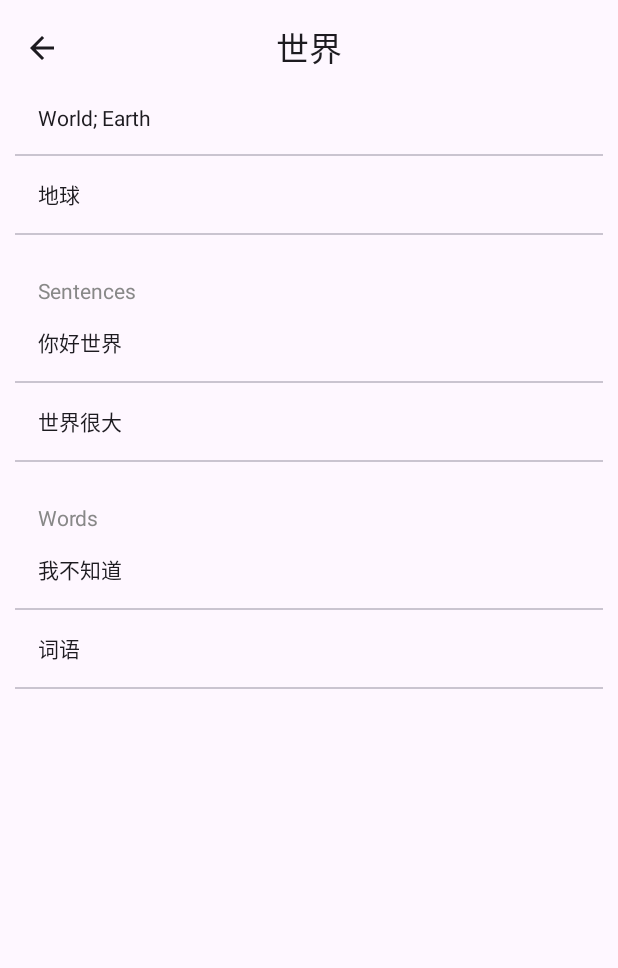
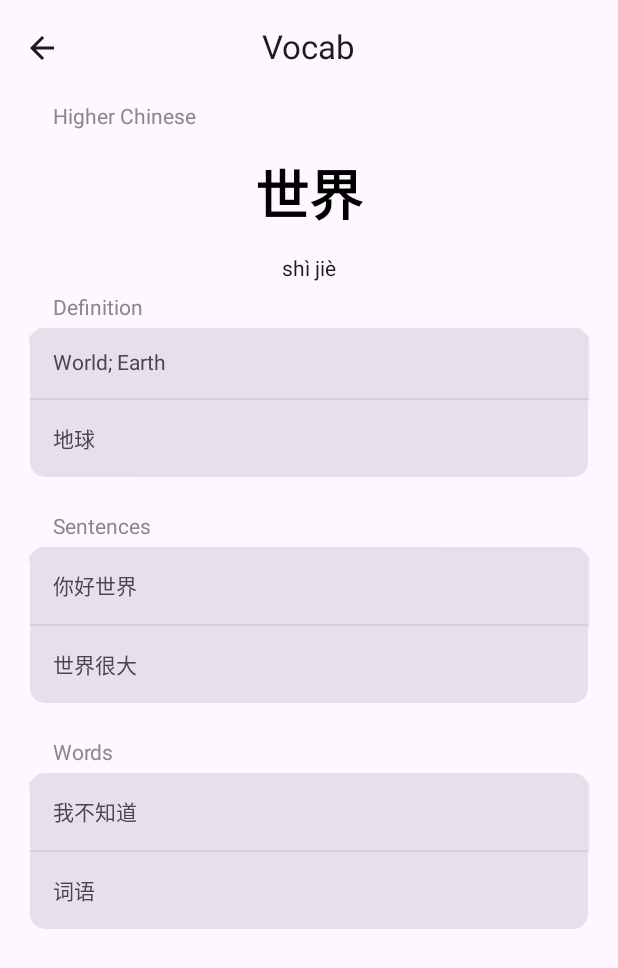
Before and after one commit to KaiTheRedNinja/Sturrel-Android, an Android app built with Jetpack Compose: the @Preview function VocabDetailViewPreviews, on a phone screen of 412 x 824 dp. Shown: the top 968 px of the screen. Run offline under Robolectric (Android 15) with nearby library versions, the phone set to English and light mode, and no system bars; network calls fail.

Commit message:
Implement pretty UI for vocab detail view

```diff
--- /dev/null
+++ b/app/src/main/java/com/kaithebuilder/sturrel/NavList.kt
@@ -0,0 +1,82 @@
+package com.kaithebuilder.sturrel
+
+import androidx.compose.foundation.layout.fillMaxWidth
+import androidx.compose.foundation.layout.padding
+import androidx.compose.foundation.lazy.LazyColumn
+import androidx.compose.foundation.lazy.LazyListScope
+import androidx.compose.foundation.shape.RoundedCornerShape
+import androidx.compose.material3.CardDefaults
+import androidx.compose.material3.Divider
+import androidx.compose.material3.ElevatedCard
+import androidx.compose.material3.MaterialTheme
+import androidx.compose.material3.Text
+import androidx.compose.runtime.Composable
+import androidx.compose.ui.Modifier
+import androidx.compose.ui.graphics.Color
+import androidx.compose.ui.unit.dp
+import androidx.navigation.NavHostController
+
+@Composable
+fun NavList(title: String, nav: NavHostController, view: LazyListScope.() -> Unit) {
+    ToolbarView(title = title, nav = nav) {
+        LazyColumn(
+            Modifier
+                .fillMaxWidth()
+                .padding(all = 10.dp)
+                .padding(horizontal = 10.dp),
+            content = view
+        )
+    }
+}
+
+@Composable
+fun ListSectionHeader(header: String) {
+    Text(
+        text = header,
+        modifier = Modifier.padding(start = 15.dp, top = 10.dp),
+        color = Color.Gray
+    )
+}
+
+@Composable
+fun ListItem(
+    index: Int,
+    totalSize: Int,
+    view: @Composable () -> Unit
+) {
+    var cardMod = Modifier
+        .padding(bottom = if (index == totalSize - 1) 5.dp else 0.dp)
+        .fillMaxWidth()
+    val cornerRadius = 10.dp
+
+    cardMod = if (totalSize == 1) {
+        cardMod.padding(vertical = 5.dp)
+    } else when (index) {
+        0 -> cardMod.padding(top = 5.dp)
+        totalSize - 1 -> cardMod.padding(bottom = 10.dp)
+        else -> cardMod.padding(vertical = 0.dp)
+    }
+
+    ElevatedCard(
+        modifier = cardMod,
+        colors = CardDefaults.cardColors(
+            containerColor = MaterialTheme.colorScheme.surfaceVariant,
+        ),
+        elevation = CardDefaults.cardElevation(1.dp),
+        shape = when (totalSize) {
+            1 -> RoundedCornerShape(cornerRadius)
+            else -> when (index) {
+                0 -> RoundedCornerShape(topStart = cornerRadius, topEnd = cornerRadius)
+                totalSize - 1 -> RoundedCornerShape(bottomStart = cornerRadius, bottomEnd = cornerRadius)
+                else -> RoundedCornerShape(0)
+            }
+        }
+    ) {
+        view()
+        if (index+1 != totalSize) {
+            Divider(
+                color = Color.Gray.copy(alpha = 0.2f)
+            )
+        }
+    }
+}
--- a/app/src/main/java/com/kaithebuilder/sturrel/VocabDetailView.kt
+++ b/app/src/main/java/com/kaithebuilder/sturrel/VocabDetailView.kt
@@ -4,19 +4,28 @@ import androidx.compose.foundation.clickable
 import androidx.compose.foundation.layout.Box
 import androidx.compose.foundation.layout.Column
 import androidx.compose.foundation.layout.Row
+import androidx.compose.foundation.layout.Spacer
 import androidx.compose.foundation.layout.fillMaxHeight
 import androidx.compose.foundation.layout.fillMaxWidth
 import androidx.compose.foundation.layout.offset
 import androidx.compose.foundation.layout.padding
+import androidx.compose.foundation.layout.size
 import androidx.compose.foundation.lazy.LazyColumn
+import androidx.compose.foundation.lazy.LazyListScope
 import androidx.compose.foundation.lazy.items
+import androidx.compose.foundation.lazy.itemsIndexed
+import androidx.compose.foundation.shape.RoundedCornerShape
 import androidx.compose.material.icons.Icons
 import androidx.compose.material.icons.filled.ArrowBack
+import androidx.compose.material3.Card
+import androidx.compose.material3.CardDefaults
 import androidx.compose.material3.CenterAlignedTopAppBar
 import androidx.compose.material3.Divider
+import androidx.compose.material3.ElevatedCard
 import androidx.compose.material3.ExperimentalMaterial3Api
 import androidx.compose.material3.Icon
 import androidx.compose.material3.IconButton
+import androidx.compose.material3.MaterialTheme
 import androidx.compose.material3.Scaffold
 import androidx.compose.material3.Text
 import androidx.compose.material3.TopAppBar
@@ -30,6 +39,7 @@ import androidx.compose.ui.tooling.preview.Preview
 import androidx.compose.ui.unit.TextUnit
 import androidx.compose.ui.unit.TextUnitType
 import androidx.compose.ui.unit.dp
+import androidx.compose.ui.unit.sp
 import androidx.navigation.NavHostController
 import androidx.navigation.compose.rememberNavController
 import com.kaithebuilder.sturrel.model.pinYin.PinYin
@@ -54,59 +64,32 @@ private fun VocabDetailViewContents(
     vocab: Vocab,
     nav: NavHostController
 ) {
-    ToolbarView(title = vocab.word, nav = nav) {
-        LazyColumn(
-            Modifier
-                .fillMaxWidth()
-                .padding(all = 10.dp)
-        ) {
+    NavList(title = "Vocab", nav = nav) {
         item {
-                Column {
-                    Text(
-                        text = "Definition",
-                        modifier = Modifier.padding(start = 15.dp, top = 30.dp),
-                        color = Color.Gray
+            if (vocab.isHCL) {
+                Spacer(modifier = Modifier
+                    .padding(top = 50.dp))
+                ListSectionHeader(header = "Higher Chinese")
+            }
+            WordSection(word = vocab.word)
+        }
+
+        if (vocab.englishDefinition.isNotEmpty() || vocab.definition.isNotEmpty()) {
+            item {
+                ListSectionHeader(header = "Definition")
+                DefinitionSection(
+                    english = vocab.englishDefinition,
+                    chinese = vocab.definition
                 )
-                    if (vocab.englishDefinition.isNotEmpty()) {
-                        Row(
-                            verticalAlignment = Alignment.CenterVertically,
-                            modifier = Modifier
-                                .fillMaxWidth()
-                                .padding(15.dp)
-                        ) {
-                            Text(
-                                text = vocab.englishDefinition,
-                                modifier = Modifier.weight(1f)
-                            )
-                        }
-                        Divider()
-                    }
-                    if (vocab.definition.isNotEmpty()) {
-                        Row(
-                            verticalAlignment = Alignment.CenterVertically,
-                            modifier = Modifier
-                                .fillMaxWidth()
-                                .padding(15.dp)
-                        ) {
-                            Text(
-                                text = vocab.definition,
-                                modifier = Modifier.weight(1f)
-                            )
-                        }
-                        Divider()
-                    }
             }
         }
 
         if (vocab.sentences.isNotEmpty()) {
             item {
-                    Text(
-                        text = "Sentences",
-                        modifier = Modifier.padding(start = 15.dp, top = 30.dp),
-                        color = Color.Gray
-                    )
+                ListSectionHeader(header = "Sentences")
             }
-                items(vocab.sentences) { sentence ->
+            itemsIndexed(vocab.sentences) { index, sentence ->
+                ListItem(index = index, totalSize = vocab.sentences.count()) {
                     Row(
                         verticalAlignment = Alignment.CenterVertically,
                         modifier = Modifier
@@ -118,19 +101,16 @@ private fun VocabDetailViewContents(
                             modifier = Modifier.weight(1f)
                         )
                     }
-                    Divider()
+                }
             }
         }
 
         if (vocab.wordBuilding.isNotEmpty()) {
             item {
-                    Text(
-                        text = "Words",
-                        modifier = Modifier.padding(start = 15.dp, top = 30.dp),
-                        color = Color.Gray
-                    )
+                ListSectionHeader(header = "Words")
             }
-                items(vocab.wordBuilding) { word ->
+            itemsIndexed(vocab.wordBuilding) { index, word ->
+                ListItem(index = index, totalSize = vocab.wordBuilding.count()) {
                     Row(
                         verticalAlignment = Alignment.CenterVertically,
                         modifier = Modifier
@@ -142,8 +122,66 @@ private fun VocabDetailViewContents(
                             modifier = Modifier.weight(1f)
                         )
                     }
-                    Divider()
                 }
+            }
+        }
+    }
+}
+
+@Composable
+private fun WordSection(word: String) {
+    Column(
+        horizontalAlignment = Alignment.CenterHorizontally,
+        modifier = Modifier
+            .fillMaxWidth()
+    ) {
+        Text(
+            text = word,
+            style = TextStyle(
+                fontSize = 36.sp, // Adjust the font size as needed
+                color = Color.Black, // Customize the color
+                fontWeight = FontWeight.Bold
+                // You can customize other properties such as font family, letter spacing, etc. here
+            ),
+            modifier = Modifier
+                .padding(vertical = 16.dp) // Adjust the padding as needed
+        )
+        Text(
+            text = PinYin.instance.getPinyinString(word)
+        )
+    }
+}
+
+@Composable
+private fun DefinitionSection(english: String, chinese: String) {
+    val count = english.isNotEmpty().compareTo(false) + chinese.isNotEmpty().compareTo(false)
+    if (english.isNotEmpty()) {
+        ListItem(index = 0, totalSize = count) {
+            Row(
+                verticalAlignment = Alignment.CenterVertically,
+                modifier = Modifier
+                    .fillMaxWidth()
+                    .padding(15.dp)
+            ) {
+                Text(
+                    text = english,
+                    modifier = Modifier.weight(1f)
+                )
+            }
+        }
+    }
+    if (chinese.isNotEmpty()) {
+        ListItem(index = if (english.isEmpty()) 0 else 1, totalSize = count) {
+            Row(
+                verticalAlignment = Alignment.CenterVertically,
+                modifier = Modifier
+                    .fillMaxWidth()
+                    .padding(15.dp)
+            ) {
+                Text(
+                    text = chinese,
+                    modifier = Modifier.weight(1f)
+                )
             }
         }
     }
@@ -155,7 +193,7 @@ private fun VocabDetailViewPreviews() {
     VocabDetailViewContents(
         vocab = Vocab(
             word = "世界",
-            isHCL = false,
+            isHCL = true,
             englishDefinition = "World; Earth",
             definition = "地球",
             sentences = listOf("你好世界", "世界很大"),
```
Lines whose indentation alone changed are shown as unchanged.
